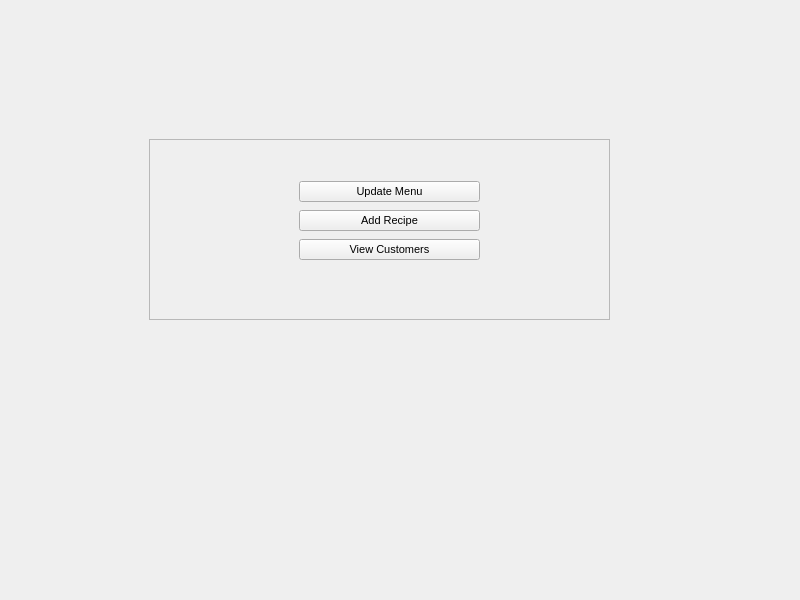
Qt form gui_mvp/mainwindow.ui (Tann1/t3s) before a commit.
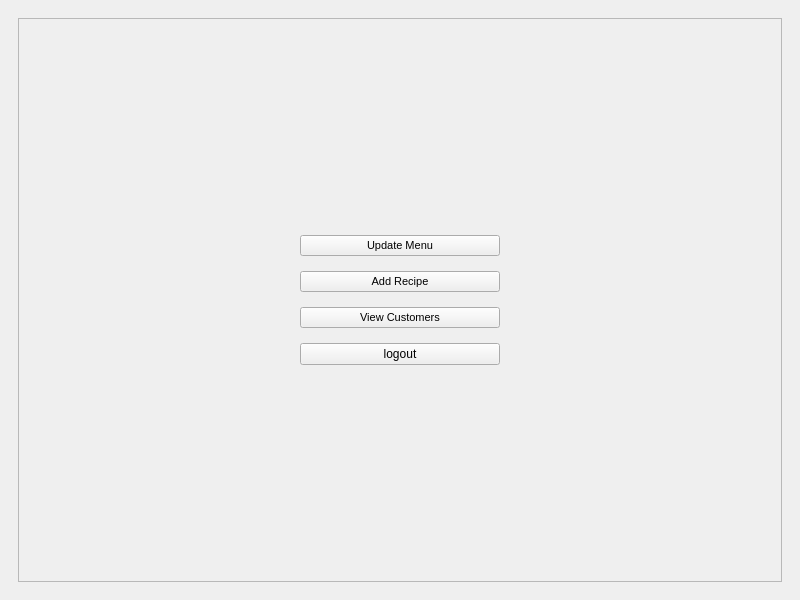
The same form after that commit. The open tabs and pages were chosen to show the change.

```diff
--- a/gui_mvp/mainwindow.ui
+++ b/gui_mvp/mainwindow.ui
@@ -14,7 +14,7 @@
    <string>MainWindow</string>
   </property>
   <widget class="QWidget" name="centralwidget">
-   <layout class="QVBoxLayout" name="verticalLayout_5">
+   <layout class="QHBoxLayout" name="horizontalLayout">
     <item>
      <widget class="QStackedWidget" name="stackedWidget">
       <property name="currentIndex">
@@ -174,45 +174,58 @@
        </layout>
       </widget>
       <widget class="QWidget" name="admin">
+       <layout class="QVBoxLayout" name="verticalLayout_5">
+        <item>
        <widget class="QFrame" name="frame">
-        <property name="geometry">
-         <rect>
-          <x>140</x>
-          <y>130</y>
-          <width>461</width>
-          <height>181</height>
-         </rect>
-        </property>
         <property name="frameShape">
          <enum>QFrame::StyledPanel</enum>
         </property>
         <property name="frameShadow">
          <enum>QFrame::Raised</enum>
         </property>
-        <widget class="QWidget" name="layoutWidget">
-         <property name="geometry">
-          <rect>
-           <x>150</x>
-           <y>40</y>
-           <width>181</width>
-           <height>83</height>
-          </rect>
-         </property>
+          <layout class="QVBoxLayout" name="verticalLayout_7">
+           <item>
+            <spacer name="verticalSpacer_9">
+             <property name="orientation">
+              <enum>Qt::Vertical</enum>
+             </property>
+             <property name="sizeType">
+              <enum>QSizePolicy::Expanding</enum>
+             </property>
+             <property name="sizeHint" stdset="0">
+              <size>
+               <width>20</width>
+               <height>150</height>
+              </size>
+             </property>
+            </spacer>
+           </item>
+           <item>
          <layout class="QGridLayout" name="gridLayout_10">
-          <item row="2" column="0">
-           <widget class="QPushButton" name="add_recipe_btn">
-            <property name="font">
-             <font>
-              <pointsize>8</pointsize>
-             </font>
-            </property>
+             <property name="verticalSpacing">
+              <number>15</number>
+             </property>
+             <item row="4" column="1">
+              <widget class="QPushButton" name="admin_logout">
             <property name="text">
-             <string>Add Recipe</string>
+                <string>logout</string>
             </property>
            </widget>
           </item>
-          <item row="1" column="0">
+             <item row="1" column="1">
            <widget class="QPushButton" name="update_menu_btn">
+               <property name="sizePolicy">
+                <sizepolicy hsizetype="Minimum" vsizetype="Fixed">
+                 <horstretch>200</horstretch>
+                 <verstretch>0</verstretch>
+                </sizepolicy>
+               </property>
+               <property name="maximumSize">
+                <size>
+                 <width>200</width>
+                 <height>16777215</height>
+                </size>
+               </property>
             <property name="font">
              <font>
               <pointsize>8</pointsize>
@@ -223,7 +236,7 @@
             </property>
            </widget>
           </item>
-          <item row="3" column="0">
+             <item row="3" column="1">
            <widget class="QPushButton" name="view_customers_btn">
             <property name="font">
              <font>
@@ -235,9 +248,66 @@
             </property>
            </widget>
           </item>
-         </layout>
-        </widget>
-       </widget>
+             <item row="2" column="1">
+              <widget class="QPushButton" name="add_recipe_btn">
+               <property name="font">
+                <font>
+                 <pointsize>8</pointsize>
+                </font>
+               </property>
+               <property name="text">
+                <string>Add Recipe</string>
+               </property>
+              </widget>
+             </item>
+             <item row="2" column="2">
+              <spacer name="horizontalSpacer_9">
+               <property name="orientation">
+                <enum>Qt::Horizontal</enum>
+               </property>
+               <property name="sizeHint" stdset="0">
+                <size>
+                 <width>40</width>
+                 <height>20</height>
+                </size>
+               </property>
+              </spacer>
+             </item>
+             <item row="3" column="0">
+              <spacer name="horizontalSpacer_8">
+               <property name="orientation">
+                <enum>Qt::Horizontal</enum>
+               </property>
+               <property name="sizeHint" stdset="0">
+                <size>
+                 <width>40</width>
+                 <height>20</height>
+                </size>
+               </property>
+              </spacer>
+             </item>
+            </layout>
+           </item>
+           <item>
+            <spacer name="verticalSpacer_8">
+             <property name="orientation">
+              <enum>Qt::Vertical</enum>
+             </property>
+             <property name="sizeType">
+              <enum>QSizePolicy::Expanding</enum>
+             </property>
+             <property name="sizeHint" stdset="0">
+              <size>
+               <width>20</width>
+               <height>50</height>
+              </size>
+             </property>
+            </spacer>
+           </item>
+          </layout>
+         </widget>
+        </item>
+       </layout>
       </widget>
       <widget class="QWidget" name="update_menu">
        <widget class="QFrame" name="update_menu_frame">
```
Left out of the diff: 152 changed lines with no effect on the pictures. Lines whose indentation alone changed are shown as unchanged.
